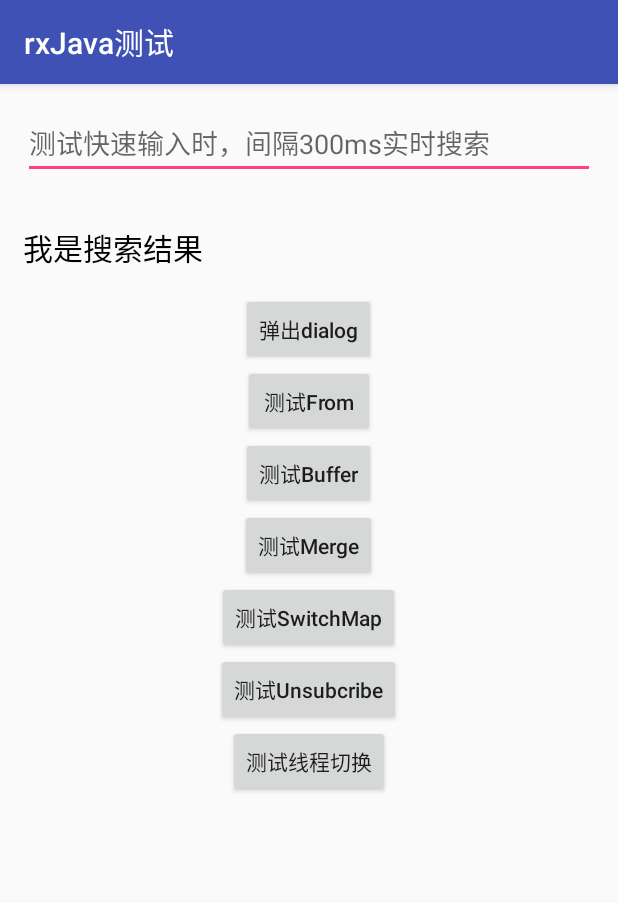
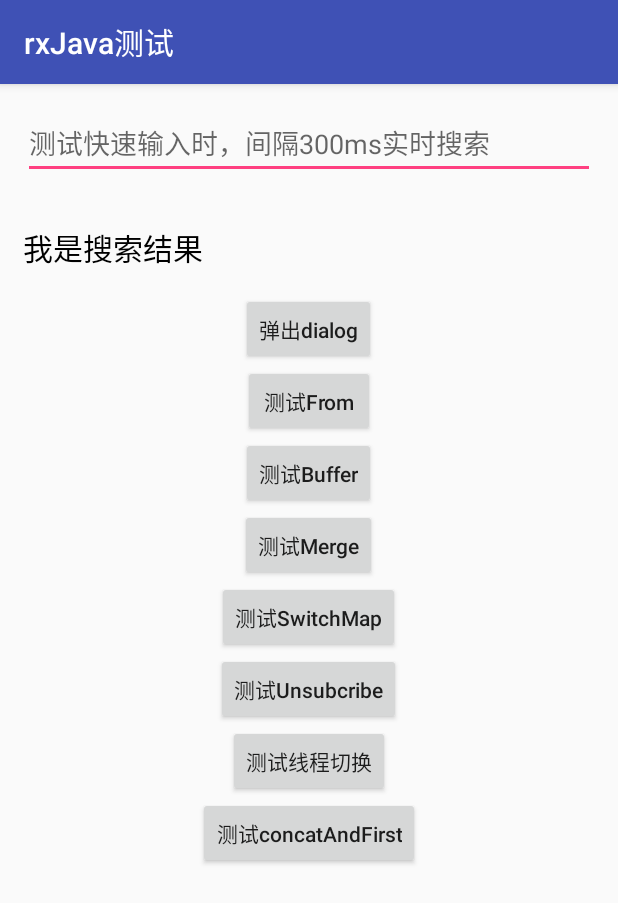
Before and after one commit to ouyangzn/training, an Android app: the RxJavaActivity screen opened directly, with no data from a screen before it, on a phone screen of 412 x 824 dp. Shown: the top 903 px of the screen. Run offline under Robolectric (Android 15) with nearby library versions, the phone set to English and light mode, and no system bars; our stand-ins replace ButterKnife; libraries missing offline, so code that uses them is left out: android.test, com.jakewharton.rxbinding, com.orhanobut.dialogplus, rx.android.schedulers, rx.functions and 1 more; 3 statements that could not run were skipped.

```diff
--- a/app/src/main/java/com/ouyangzn/module/testRxJava/RxJavaActivity.java
+++ b/app/src/main/java/com/ouyangzn/module/testRxJava/RxJavaActivity.java
@@ -184,6 +184,10 @@ public class RxJavaActivity extends BaseActivity {
         });
   }
 
+  public void testConcatAndFirst(View view) {
+    mRxJavaTest.testConcatAndFirst();
+  }
+
   private String getTestStr() {
     Log.d(TAG, "-----------getTestStr.当前线程：" + Thread.currentThread().getName());
     return "测试字符串";
--- a/app/src/main/java/com/ouyangzn/module/testRxJava/RxJavaTest.java
+++ b/app/src/main/java/com/ouyangzn/module/testRxJava/RxJavaTest.java
@@ -52,8 +52,7 @@ public class RxJavaTest extends AndroidTestCase {
     list.add("1");
     list.add("2");
     list.add("3");
-    Observable.from(list)
-        .flatMap(new Func1<String, Observable<String>>() {
+    Observable.from(list).flatMap(new Func1<String, Observable<String>>() {
       @Override public Observable<String> call(String s) {
         count++;
         if (count == 2) {
@@ -61,15 +60,11 @@ public class RxJavaTest extends AndroidTestCase {
         }
         return Observable.just(firstString(s));
       }
-        })
-        .flatMap(new Func1<String, Observable<String>>() {
+    }).flatMap(new Func1<String, Observable<String>>() {
       @Override public Observable<String> call(String s) {
         return Observable.just(getString(s));
       }
-        })
-        .subscribeOn(Schedulers.io())
-        .observeOn(Schedulers.io())
-        .subscribe(new Action1<String>() {
+    }).subscribeOn(Schedulers.io()).observeOn(Schedulers.io()).subscribe(new Action1<String>() {
       @Override public void call(String s) {
         Log.d(TAG, "----------------testFrom.subscribe.result = " + s);
       }
@@ -85,23 +80,17 @@ public class RxJavaTest extends AndroidTestCase {
     list.add("1");
     list.add("2");
     list.add("3");
-    Observable.from(list)
-        .flatMap(new Func1<String, Observable<String>>() {
+    Observable.from(list).flatMap(new Func1<String, Observable<String>>() {
       @Override public Observable<String> call(String s) {
         return Observable.just(firstString(s));
       }
-        })
-        .buffer(list.size())
-        .flatMap(new Func1<List<String>, Observable<String>>() {
+    }).buffer(list.size()).flatMap(new Func1<List<String>, Observable<String>>() {
       @Override public Observable<String> call(List<String> strings) {
         Log.d(TAG, "--------------testBuffer.strings = " + strings);
         //return Observable.just(getString(strings.get(strings.size() - 1)));
         return Observable.error(new Exception("testBuffer.抛个异常玩玩"));
       }
-        })
-        .subscribeOn(Schedulers.io())
-        .observeOn(Schedulers.io())
-        .subscribe(new Action1<String>() {
+    }).subscribeOn(Schedulers.io()).observeOn(Schedulers.io()).subscribe(new Action1<String>() {
       @Override public void call(String s) {
         Log.d(TAG, "----------------testBuffer.subscribe.result = " + s);
       }
@@ -137,7 +126,7 @@ public class RxJavaTest extends AndroidTestCase {
   }
 
   public void testMapOrSwitchMap(boolean map) {
-    String[] strings = {"testMapOrSwitchMap-1", "testMapOrSwitchMap-2", "testMapOrSwitchMap-3"};
+    String[] strings = { "testMapOrSwitchMap-1", "testMapOrSwitchMap-2", "testMapOrSwitchMap-3" };
     Observable<String> observable = Observable.from(strings).subscribeOn(Schedulers.io());
     if (map) {
       observable.map(new Func1<String, String>() {
@@ -196,6 +185,23 @@ public class RxJavaTest extends AndroidTestCase {
         });
   }
 
+  public void testConcatAndFirst() {
+    Observable.concat(getTestFirstObservable(1), getTestFirstObservable(2),
+        getTestFirstObservable(3)).filter(new Func1<Integer, Boolean>() {
+      @Override public Boolean call(Integer integer) {
+        return integer != 1;
+      }
+    }).first().subscribeOn(Schedulers.io()).subscribe(new Action1<Integer>() {
+      @Override public void call(Integer o) {
+        Log.d(TAG, "----------testFirst = " + o);
+      }
+    }, new Action1<Throwable>() {
+      @Override public void call(Throwable throwable) {
+        Log.e(TAG, "----------出错啦：", throwable);
+      }
+    });
+  }
+
   private String firstString(String s) {
     Log.d(TAG, "----------------firstString = " + s);
     return s;
@@ -206,6 +212,18 @@ public class RxJavaTest extends AndroidTestCase {
     return "s" + s;
   }
 
+  private Observable<Integer> getTestFirstObservable(final int sleepTime) {
+    return Observable.create(new Observable.OnSubscribe<Integer>() {
+      @Override public void call(Subscriber<? super Integer> subscriber) {
+        Log.d(TAG, "----------getTestFirstObservable.sleepTime = " + sleepTime);
+        ThreadUtil.sleep(sleepTime * 1000);
+        Log.d(TAG, "----------getTestFirstObservable.sleepTime = " + sleepTime);
+        subscriber.onNext(sleepTime);
+        subscriber.onCompleted();
+      }
+    }).subscribeOn(Schedulers.io());
+  }
+
   class TestClass {
     public String name;
 
@@ -213,5 +231,4 @@ public class RxJavaTest extends AndroidTestCase {
       this.name = name;
     }
   }
-
 }
--- a/app/src/main/res/layout/activity_rx_java.xml
+++ b/app/src/main/res/layout/activity_rx_java.xml
@@ -100,5 +100,13 @@
         android:text="测试线程切换"
         android:textAllCaps="false"
         />
+    <Button
+        android:layout_width="wrap_content"
+        android:layout_height="wrap_content"
+        android:layout_gravity="center_horizontal"
+        android:onClick="testConcatAndFirst"
+        android:text="测试concatAndFirst"
+        android:textAllCaps="false"
+        />
   </LinearLayout>
 </ScrollView>
```
Also changed, not shown: app/build.gradle (+1 -7 lines). Lines whose indentation alone changed are shown as unchanged.
